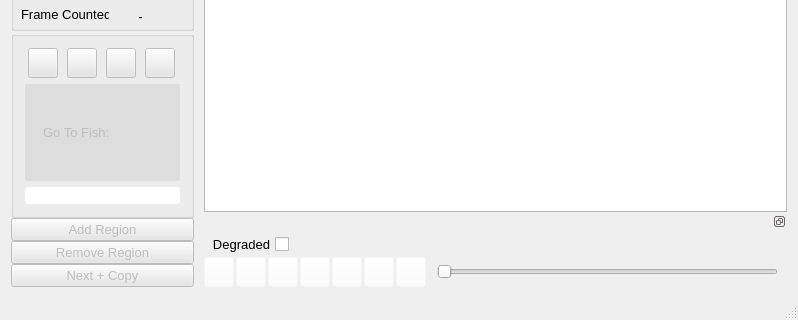
First picture: the form in src/video_annotator/mainwindow.ui, repository cvisionai/Tator-Native, before the edit; both pictures show x 0 to 798 and y 201 to 521 of the 798 by 521 pixel window.
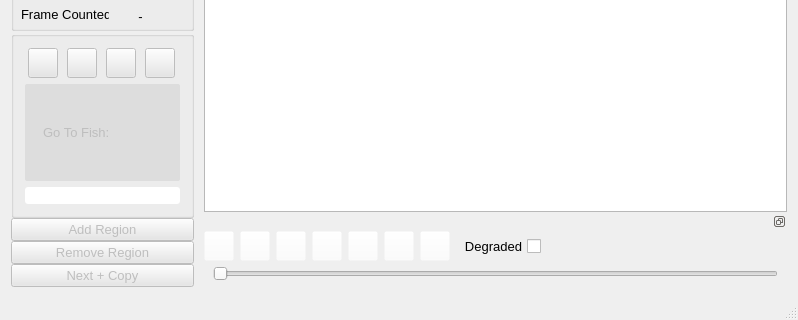
Second picture: the form after the edit.

Commit message: Put frame number next to time in video

Patch:
```diff
--- a/src/video_annotator/mainwindow.ui
+++ b/src/video_annotator/mainwindow.ui
@@ -911,62 +911,6 @@
               <item>
                <layout class="QHBoxLayout" name="horizontalLayout_2">
                 <item>
-                 <widget class="QCheckBox" name="degradedStatus">
-                  <property name="minimumSize">
-                   <size>
-                    <width>85</width>
-                    <height>0</height>
-                   </size>
-                  </property>
-                  <property name="maximumSize">
-                   <size>
-                    <width>85</width>
-                    <height>20</height>
-                   </size>
-                  </property>
-                  <property name="font">
-                   <font>
-                    <pointsize>10</pointsize>
-                   </font>
-                  </property>
-                  <property name="layoutDirection">
-                   <enum>Qt::RightToLeft</enum>
-                  </property>
-                  <property name="text">
-                   <string>Degraded</string>
-                  </property>
-                 </widget>
-                </item>
-                <item>
-                 <widget class="QLabel" name="currentSpeed">
-                  <property name="sizePolicy">
-                   <sizepolicy hsizetype="Preferred" vsizetype="Preferred">
-                    <horstretch>0</horstretch>
-                    <verstretch>0</verstretch>
-                   </sizepolicy>
-                  </property>
-                  <property name="text">
-                   <string/>
-                  </property>
-                  <property name="alignment">
-                   <set>Qt::AlignCenter</set>
-                  </property>
-                 </widget>
-                </item>
-               </layout>
-              </item>
-              <item>
-               <layout class="QHBoxLayout" name="videoSliderLayout">
-                <property name="spacing">
-                 <number>2</number>
-                </property>
-                <property name="sizeConstraint">
-                 <enum>QLayout::SetNoConstraint</enum>
-                </property>
-                <property name="topMargin">
-                 <number>0</number>
-                </property>
-                <item>
                  <widget class="QPushButton" name="play">
                   <property name="enabled">
                    <bool>false</bool>
@@ -1325,6 +1269,62 @@
                   </property>
                  </widget>
                 </item>
+                <item>
+                 <widget class="QCheckBox" name="degradedStatus">
+                  <property name="minimumSize">
+                   <size>
+                    <width>85</width>
+                    <height>0</height>
+                   </size>
+                  </property>
+                  <property name="maximumSize">
+                   <size>
+                    <width>85</width>
+                    <height>20</height>
+                   </size>
+                  </property>
+                  <property name="font">
+                   <font>
+                    <pointsize>10</pointsize>
+                   </font>
+                  </property>
+                  <property name="layoutDirection">
+                   <enum>Qt::RightToLeft</enum>
+                  </property>
+                  <property name="text">
+                   <string>Degraded</string>
+                  </property>
+                 </widget>
+                </item>
+                <item>
+                 <widget class="QLabel" name="currentSpeed">
+                  <property name="sizePolicy">
+                   <sizepolicy hsizetype="Preferred" vsizetype="Preferred">
+                    <horstretch>0</horstretch>
+                    <verstretch>0</verstretch>
+                   </sizepolicy>
+                  </property>
+                  <property name="text">
+                   <string/>
+                  </property>
+                  <property name="alignment">
+                   <set>Qt::AlignCenter</set>
+                  </property>
+                 </widget>
+                </item>
+               </layout>
+              </item>
+              <item>
+               <layout class="QHBoxLayout" name="videoSliderLayout">
+                <property name="spacing">
+                 <number>2</number>
+                </property>
+                <property name="sizeConstraint">
+                 <enum>QLayout::SetNoConstraint</enum>
+                </property>
+                <property name="topMargin">
+                 <number>0</number>
+                </property>
                 <item>
                  <widget class="QLabel" name="currentTime">
                   <property name="text">
```
The commit also changes 1 other file.
